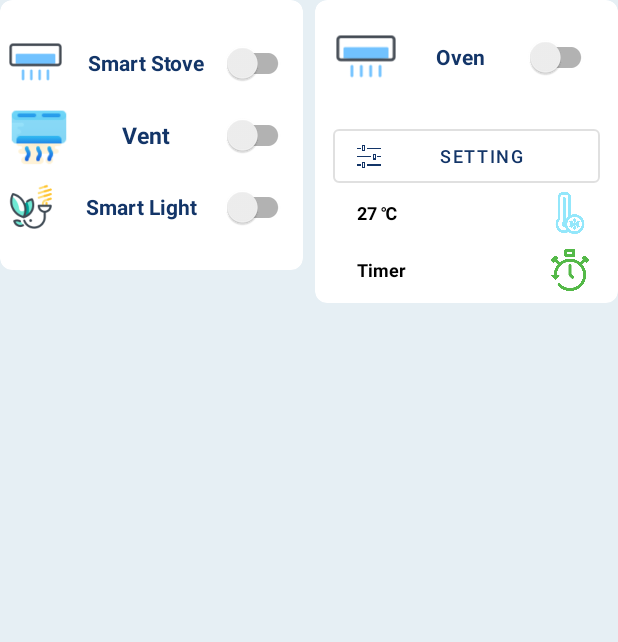
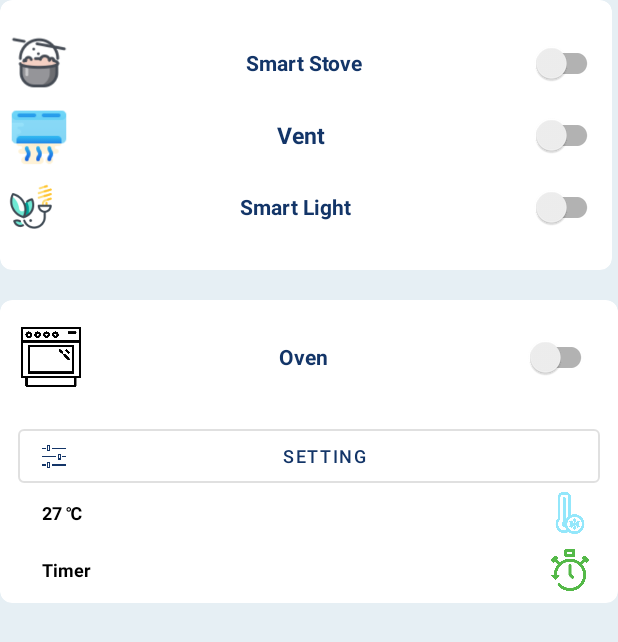
Before and after one commit to YuLiangGoh/SmartHome, an Android app: the layout activity_kitchen.xml on its own in the app's theme, with its tools: preview values and no code run, on a phone screen of 412 x 824 dp. Shown: the top 642 px of the screen. Run offline under Robolectric (Android 15) with nearby library versions, the phone set to English and light mode, and no system bars; plain views replace SwitchButton.

Commit message:
update icons

```diff
--- a/app/src/main/res/layout/activity_balcony.xml
+++ b/app/src/main/res/layout/activity_balcony.xml
@@ -25,7 +25,7 @@
                         android:layout_height="40dp"
                         android:layout_centerVertical="true"
                         android:layout_gravity="center"
-                        android:background="@drawable/air_cond_icon"
+                        android:background="@drawable/umbrella"
                         />
 
                     <LinearLayout
--- a/app/src/main/res/layout/activity_kitchen.xml
+++ b/app/src/main/res/layout/activity_kitchen.xml
@@ -6,13 +6,13 @@
     android:layout_height="match_parent"
     tools:context=".Kitchen"
     android:background="@color/secondaryColor"
-    android:orientation="horizontal">
+    android:orientation="vertical">
 
     <LinearLayout
         android:layout_width="match_parent"
         android:layout_height="wrap_content"
         android:orientation="vertical"
-        android:layout_weight="1"
+
         android:layout_marginEnd="4dp">
 
         <androidx.cardview.widget.CardView
@@ -36,11 +36,11 @@
 
                     <ImageView
                         android:id="@+id/stove_icon"
-                        android:layout_width="35dp"
-                        android:layout_height="35dp"
+                        android:layout_width="40dp"
+                        android:layout_height="40dp"
                         android:layout_centerVertical="true"
                         android:layout_gravity="center"
-                        android:background="@drawable/air_cond_icon" />
+                        android:background="@drawable/pot_icon" />
 
                     <TextView
                         android:id="@+id/stove_title"
@@ -142,8 +142,7 @@
         android:layout_width="match_parent"
         android:layout_height="wrap_content"
         android:orientation="vertical"
-        android:layout_weight="1"
-        android:layout_marginStart="4dp">
+        android:layout_marginTop="20dp">
 
         <androidx.cardview.widget.CardView
             android:layout_width="match_parent"
@@ -168,7 +167,7 @@
                         android:layout_height="40dp"
                         android:layout_centerVertical="true"
                         android:layout_gravity="center"
-                        android:background="@drawable/air_cond_icon" />
+                        android:background="@drawable/oven_icon" />
 
                     <TextView
                         android:id="@+id/oven_title"
--- a/app/src/main/res/layout/activity_laundry_room.xml
+++ b/app/src/main/res/layout/activity_laundry_room.xml
@@ -25,7 +25,7 @@
                 android:layout_height="40dp"
                 android:layout_centerVertical="true"
                 android:layout_gravity="center"
-                android:background="@drawable/air_cond_icon"
+                android:background="@drawable/laundry_icon"
                 />
 
             <TextView
```
Also changed, not shown: app/src/main/java/com/example/smarthome/LaundryRoom.java (+5 -6 lines), app/src/main/java/com/example/smarthome/MainActivity.java (+11 -0 lines), app/src/main/res/drawable/laundry_icon.png (added), app/src/main/res/drawable/oven_icon.png (added), app/src/main/res/drawable/pot_icon.png (added), app/src/main/res/drawable/umbrella.png (added).
